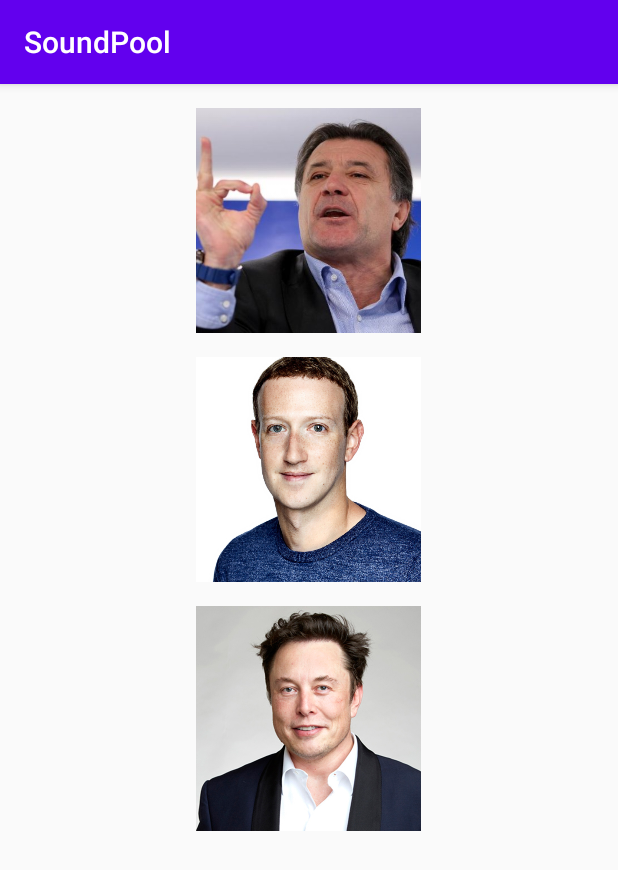
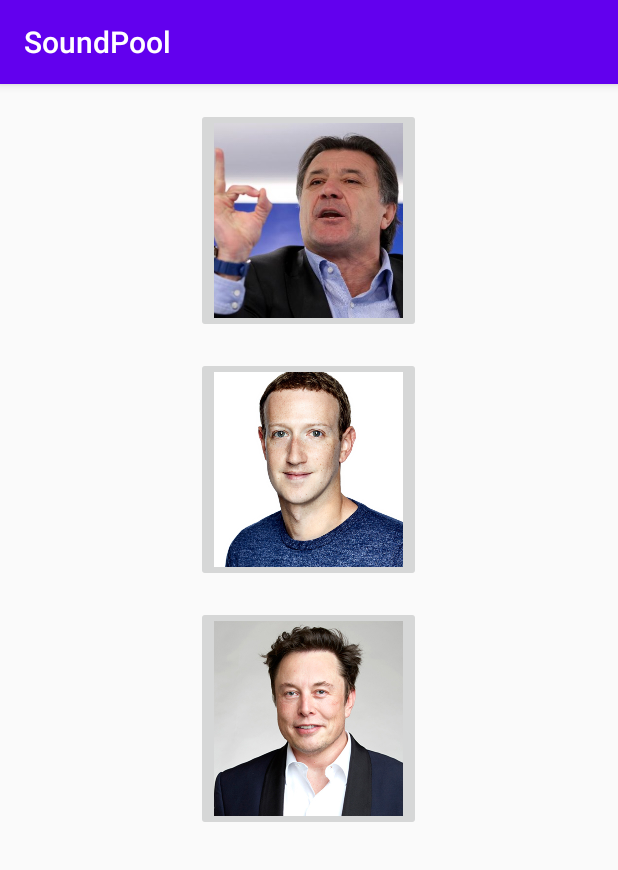
Before and after one commit to lperisicz/RMA-LV5-SoundPool, an Android app: the screen it shows after launch (MainActivity), on a phone screen of 412 x 824 dp. Shown: the top 870 px of the screen. Run offline under Robolectric (Android 15) with nearby library versions, the phone set to English and light mode, and no system bars.

Commit message:
fix: changed image views to image button and fixed crop to padding

```diff
--- a/app/src/main/res/layout/activity_main.xml
+++ b/app/src/main/res/layout/activity_main.xml
@@ -7,35 +7,38 @@
     android:padding="@dimen/padding_medium"
     tools:context=".MainActivity">
 
-    <ImageView
+    <ImageButton
         android:id="@+id/imageViewOne"
         android:layout_width="150dp"
         android:layout_height="150dp"
         android:layout_gravity="center"
         android:layout_marginBottom="@dimen/padding_medium"
         android:clickable="false"
+        android:cropToPadding="true"
         android:scaleType="centerCrop"
         android:src="@drawable/zdravko_mamic"
         tools:ignore="ContentDescription" />
 
-    <ImageView
+    <ImageButton
         android:id="@+id/imageViewTwo"
         android:layout_width="150dp"
         android:layout_height="150dp"
         android:layout_gravity="center"
         android:layout_marginBottom="@dimen/padding_medium"
         android:clickable="false"
+        android:cropToPadding="true"
         android:scaleType="centerCrop"
         android:src="@drawable/mark_zuckerberg"
         tools:ignore="ContentDescription" />
 
-    <ImageView
+    <ImageButton
         android:id="@+id/imageViewThree"
         android:layout_width="150dp"
         android:layout_height="150dp"
         android:layout_gravity="center"
         android:layout_marginBottom="@dimen/padding_medium"
         android:clickable="false"
+        android:cropToPadding="true"
         android:scaleType="centerCrop"
         android:src="@drawable/elon_musk"
         tools:ignore="ContentDescription" />
```
